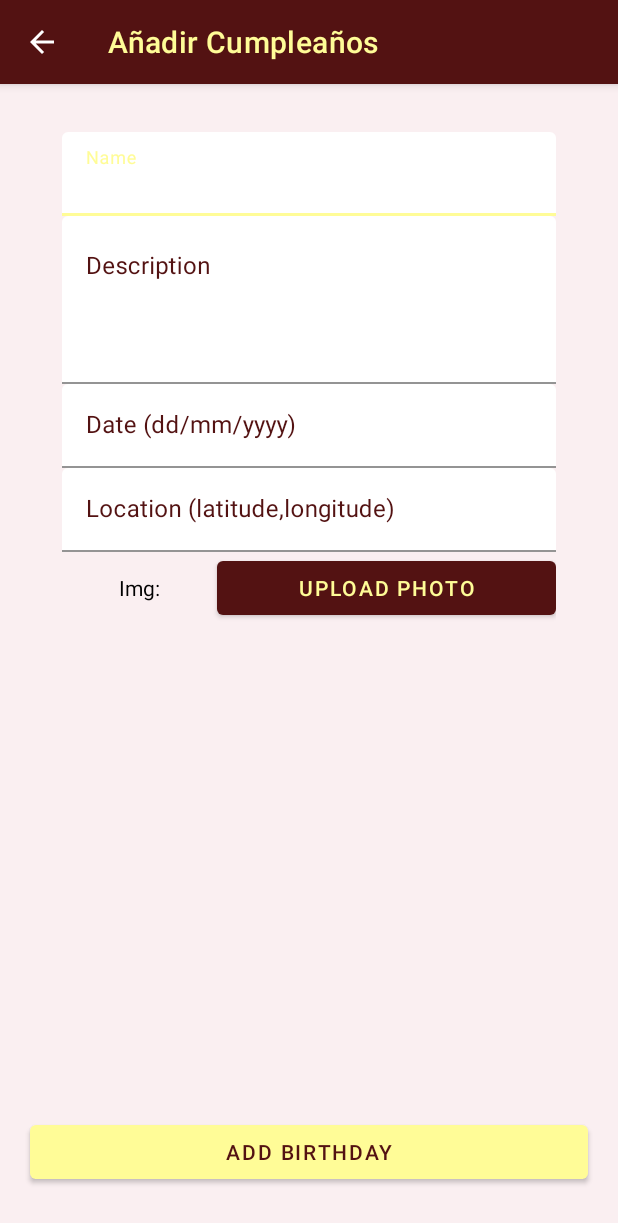
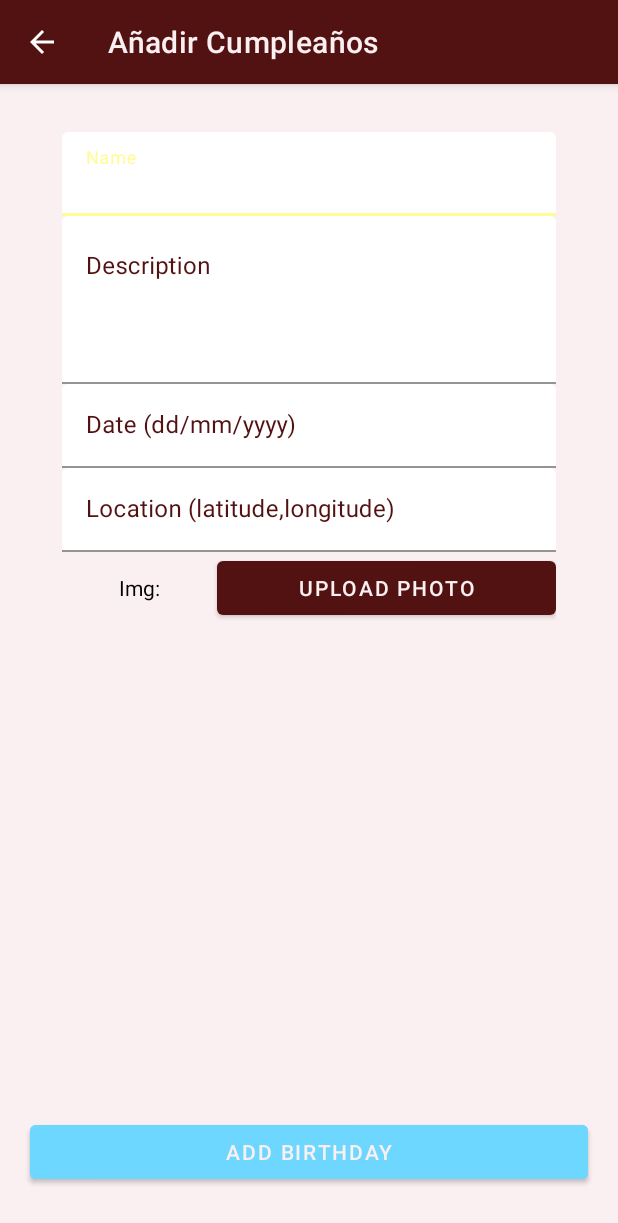
Before and after one commit to Gargalv/BlissBirth, an Android app: the AniadirCumpleanos screen opened directly, with no data from a screen before it, on a phone screen of 412 x 824 dp. Shown: the top 1223 px of the screen. Run offline under Robolectric (Android 15) with nearby library versions, the phone set to English and light mode, and no system bars; our stand-ins replace Firebase (no records; nobody signed in at launch, a user with empty details on screens opened directly).

Commit message:
mejorada la vista de estilos

```diff
--- a/app/src/main/java/com/ama/blissbirth/AniadirCumpleanos.java
+++ b/app/src/main/java/com/ama/blissbirth/AniadirCumpleanos.java
@@ -185,7 +185,7 @@ public class AniadirCumpleanos extends AppCompatActivity {
         ActionBar actionBar = getSupportActionBar();
         if (actionBar != null) {
             String titulo = getResources().getString(R.string.addBirthday);
-            actionBar.setTitle(Html.fromHtml("<font color=\"#FFFC97\">" + titulo + "</font>"));
+            actionBar.setTitle(Html.fromHtml("<font color=\"#FAEFF1\">" + titulo + "</font>"));
         }
     }
 }
--- a/app/src/main/java/com/ama/blissbirth/Edit_cumpleanos.java
+++ b/app/src/main/java/com/ama/blissbirth/Edit_cumpleanos.java
@@ -157,7 +157,7 @@ public class Edit_cumpleanos extends AppCompatActivity {
     private void topBar() {
         ActionBar actionBar = getSupportActionBar();
         if (actionBar != null) {
-            actionBar.setTitle(Html.fromHtml("<font color=\"#FFFC97\">Editar Cumpleaños</font>"));
+            actionBar.setTitle(Html.fromHtml("<font color=\"#FAEFF1\">Editar Cumpleaños</font>"));
         }
     }
 }
--- a/app/src/main/java/com/ama/blissbirth/Edit_profile.java
+++ b/app/src/main/java/com/ama/blissbirth/Edit_profile.java
@@ -218,13 +218,13 @@ public class Edit_profile extends AppCompatActivity {
         ActionBar actionBar = getSupportActionBar();
         if (actionBar != null) {
             String titulo = getResources().getString(R.string.editProfile);
-            actionBar.setTitle(Html.fromHtml("<font color=\"#FFFC97\">"+titulo+"</font>"));
+            actionBar.setTitle(Html.fromHtml("<font color=\"#FFFFFF\">"+titulo+"</font>"));
 
             // Agrega un botón de eliminación de cuenta a la barra de acciones
             actionBar.setDisplayOptions(actionBar.getDisplayOptions() | ActionBar.DISPLAY_SHOW_CUSTOM);
             TextView deleteAccountButton = new TextView(actionBar.getThemedContext());
             deleteAccountButton.setText(R.string.delete);
-            deleteAccountButton.setTextColor(Color.parseColor("#F2EFE9"));
+            deleteAccountButton.setTextColor(Color.parseColor("#FF0F0B"));
             deleteAccountButton.setTextSize(TypedValue.COMPLEX_UNIT_SP, 16); // Cambia el tamaño del texto según sea necesario
             ActionBar.LayoutParams layoutParams = new ActionBar.LayoutParams(
                     ActionBar.LayoutParams.WRAP_CONTENT,
--- a/app/src/main/res/layout/activity_aniadir_cumpleanos.xml
+++ b/app/src/main/res/layout/activity_aniadir_cumpleanos.xml
@@ -126,7 +126,7 @@
                 android:layout_height="wrap_content"
                 android:layout_weight="1"
                 android:text="Upload Photo"
-                android:textColor="@color/Creamy_yellow" />
+                android:textColor="@color/Pale_Lavender_Pink" />
 
         </LinearLayout>
 
@@ -156,6 +156,7 @@
         app:layout_constraintBottom_toBottomOf="parent"
         app:layout_constraintEnd_toEndOf="parent"
         app:layout_constraintStart_toStartOf="parent"
-        style="@style/boton_claro"/>
+        android:textColor="@color/Pale_Lavender_Pink"
+        android:backgroundTint="@color/Sky_blue"/>
 
 </androidx.constraintlayout.widget.ConstraintLayout>
--- a/app/src/main/res/layout/fragment_home_.xml
+++ b/app/src/main/res/layout/fragment_home_.xml
@@ -49,6 +49,7 @@
             app:layout_constraintBottom_toBottomOf="parent"
             android:layout_marginRight="24dp"
             android:layout_marginBottom="24dp"
+            android:backgroundTint="@color/Sky_blue"
             android:src="@drawable/add_ic" />
 
 
--- a/app/src/main/res/layout/fragment_profile_.xml
+++ b/app/src/main/res/layout/fragment_profile_.xml
@@ -87,7 +87,7 @@
             android:text="Your birthdays:"
             android:textSize="24dp"
             android:textStyle="bold"
-            android:textColor="@color/Dark_burgundy"
+            android:textColor="@color/Mint_green"
             android:layout_marginTop="8dp"/>
 
         <TextView
@@ -97,7 +97,7 @@
             app:layout_constraintEnd_toEndOf="parent"
             app:layout_constraintStart_toStartOf="parent"
             app:layout_constraintTop_toBottomOf="@id/texttext"
-            android:background="@color/Dark_burgundy"
+            android:background="@color/Mint_green"
             android:layout_marginTop="6dp"
             android:layout_marginRight="16dp"
             android:layout_marginLeft="16dp"/>
```
Also changed, not shown: app/src/main/java/com/ama/blissbirth/CumpleanosDetalle.java (+40 -3 lines), app/src/main/res/layout/activity_cumpleanos_detalle.xml (+6 -4 lines), 2 other files.
